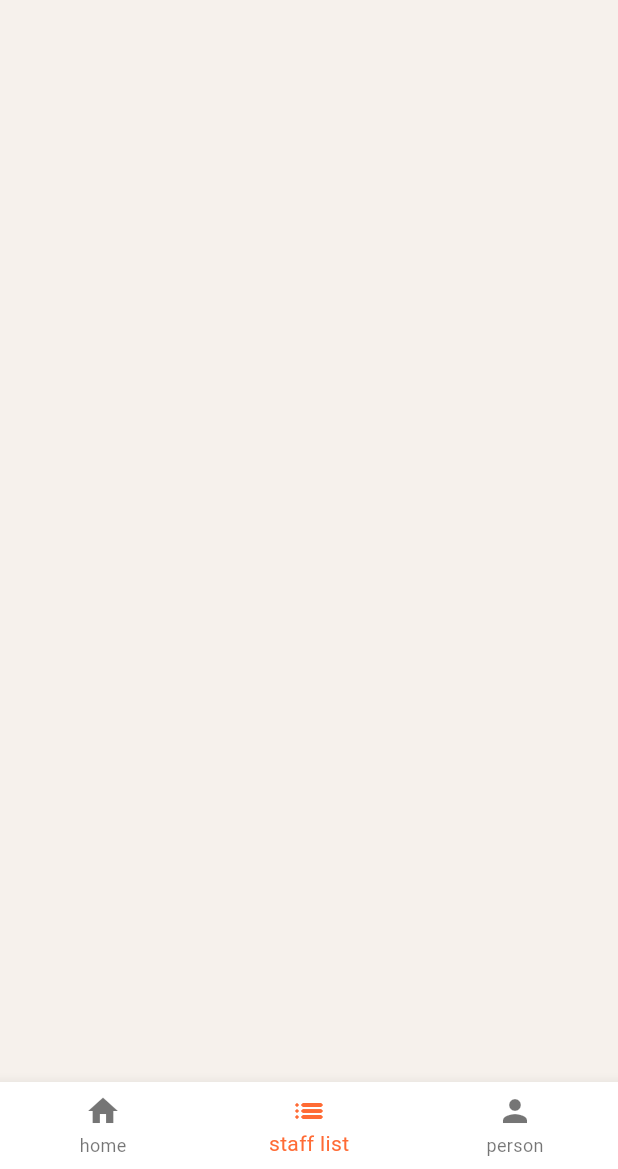
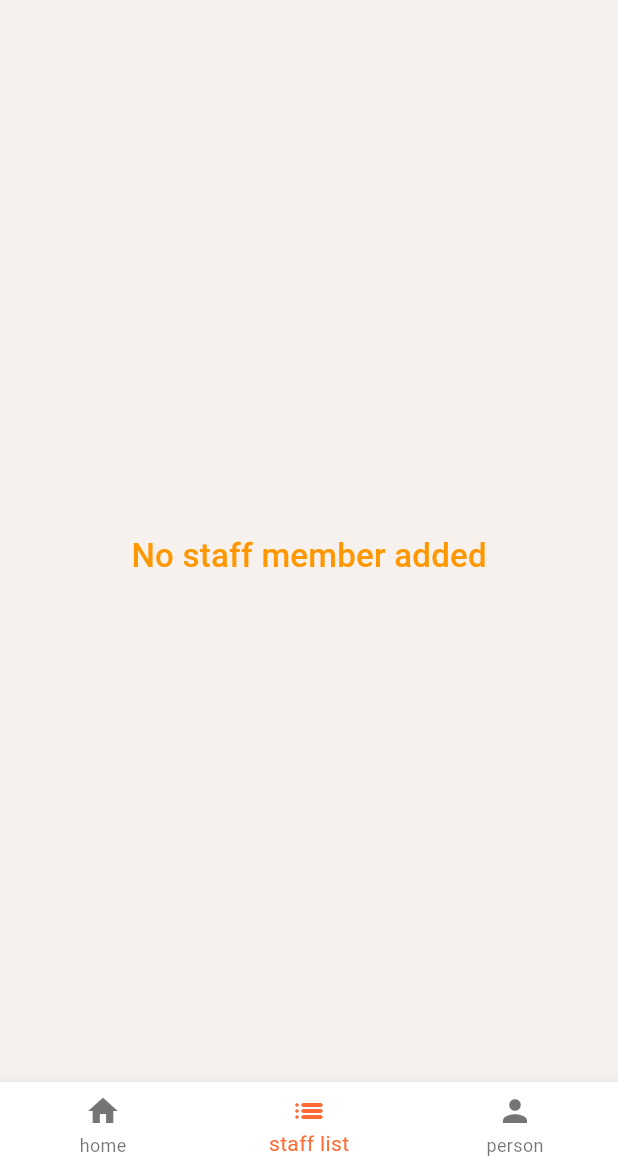
Before and after one commit to madhavmuthreja87/StaffHub, a Flutter app: the screen it shows after launch, item 2 of the bottom bar chosen, on a phone screen of 412 x 824 dp, the part 67-1236 px from its top. Run offline on Flutter 3.47's test engine with Material 3 defaults, Android fonts, the phone set to English and light mode, and no system bars; our stand-ins replace image_picker.

Commit message:
Staff UI'

```diff
--- /dev/null
+++ b/StaffHub/devtools_options.yaml
@@ -0,0 +1,3 @@
+description: This file stores settings for Dart & Flutter DevTools.
+documentation: https://docs.flutter.dev/tools/devtools/extensions#configure-extension-enablement-states
+extensions:
--- a/StaffHub/lib/providers/auth_provider.dart
+++ b/StaffHub/lib/providers/auth_provider.dart
@@ -0,0 +1,3 @@
+import 'package:flutter/material.dart';
+
+class AuthProvider extends ChangeNotifier {}
--- a/StaffHub/lib/screens/admin_panels/staff_List.dart
+++ b/StaffHub/lib/screens/admin_panels/staff_List.dart
@@ -2,6 +2,7 @@ import 'package:flutter/material.dart';
 import 'package:provider/provider.dart';
 import 'package:staffhub/core/app_color.dart';
 import 'package:staffhub/providers/staff_provider.dart';
+import 'package:staffhub/screens/admin_panels/staff_detail.dart';
 
 class StaffList extends StatefulWidget {
   const StaffList({super.key});
@@ -34,10 +35,21 @@ class _StaffListState extends State<StaffList> {
       ),
       body: Padding(
         padding: const EdgeInsets.only(left: 14.0, right: 14, top: 8),
-        child: ListView.builder(
+        child: staff.length != 0
+            ? ListView.builder(
                 itemCount: staff.length,
                 itemBuilder: (context, index) {
                   return Card(
+                    child: GestureDetector(
+                      onTap: () {
+                        Navigator.push(
+                          context,
+                          MaterialPageRoute(
+                            builder: (context) =>
+                                StaffDetail(name: staff[index].name),
+                          ),
+                        );
+                      },
                       child: ListTile(
                         leading: CircleAvatar(child: Icon(Icons.person)),
                         title: Text(
@@ -46,8 +58,17 @@ class _StaffListState extends State<StaffList> {
                         ),
                         subtitle: Text("${staff[index].role}"),
                       ),
+                    ),
                   );
                 },
+              )
+            : Center(
+                child: Text(
+                  "No staff member added",
+                  style: theme.titleMedium?.copyWith(
+                    fontWeight: FontWeight.w500,
+                  ),
+                ),
               ),
       ),
     );
```
Also changed, not shown: StaffHub/lib/screens/admin_panels/staff_detail.dart (+49 -3 lines). Lines whose indentation alone changed are shown as unchanged.
